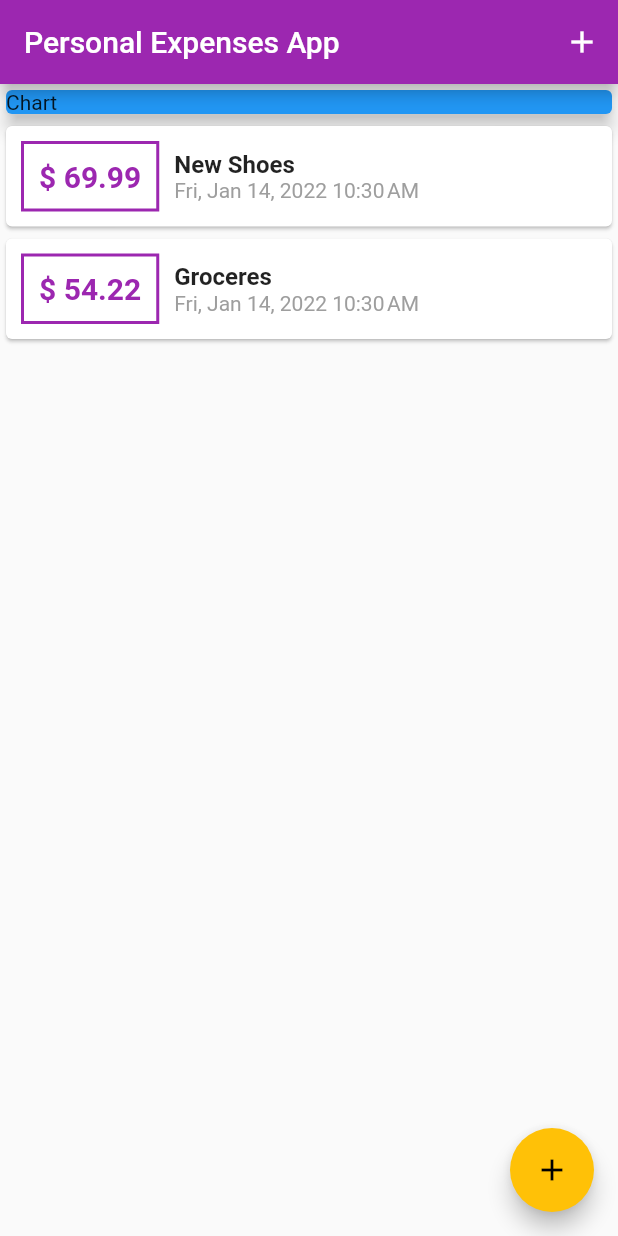
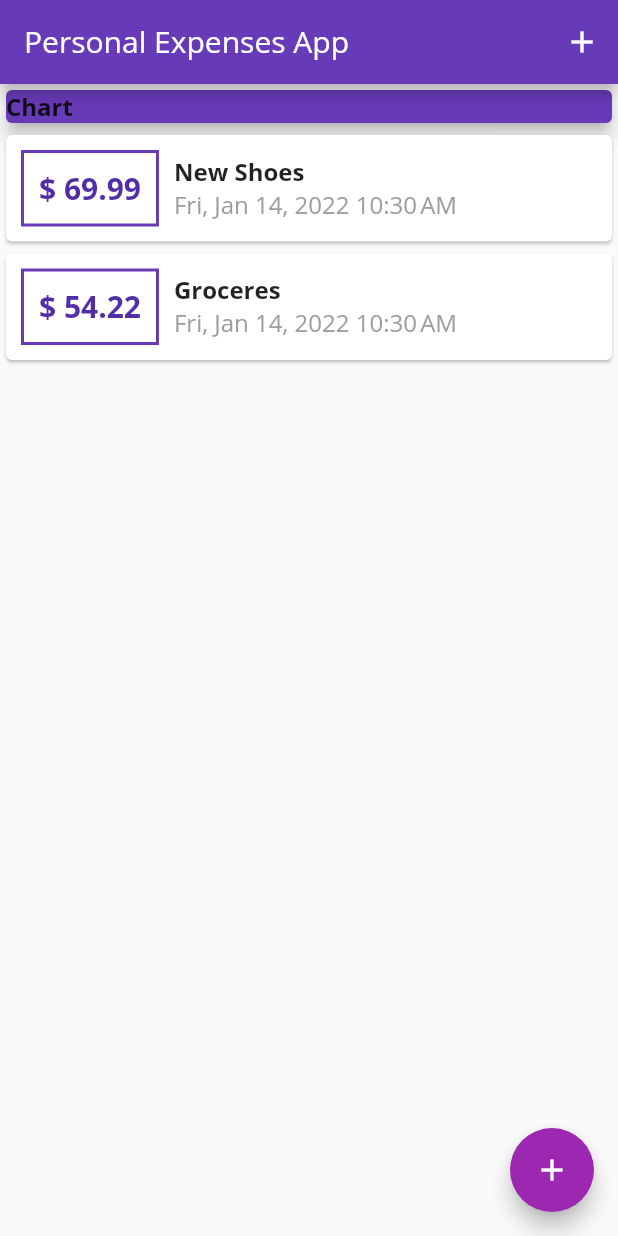
Before and after one commit to sharathbennur/personal_expenses_app, a Flutter app: the screen it shows after launch, on a phone screen of 412 x 824 dp. Run offline on Flutter 3.47's test engine with Material 2 defaults, Android fonts, the phone set to English and light mode, and no system bars.

Commit message:
started using themes both for the appbar and text, also using custom fonts

```diff
--- a/lib/main.dart
+++ b/lib/main.dart
@@ -15,8 +15,17 @@ class MyApp extends StatelessWidget {
     return MaterialApp(
       title: 'Personal Expenses',
       theme: ThemeData(
-        primarySwatch: Colors.purple,
-        accentColor: Colors.amber,
+        primarySwatch: Colors.deepPurple,
+        accentColor: Colors.purple,
+        fontFamily: 'QuickSand',
+        textTheme: ThemeData.light().textTheme.copyWith(
+                bodyText2: const TextStyle(
+              fontFamily: 'OpenSans',
+              fontWeight: FontWeight.bold,
+              fontSize: 16,
+            )),
+        appBarTheme: const AppBarTheme(
+            titleTextStyle: TextStyle(fontFamily: 'OpenSans', fontSize: 20)),
       ),
       home: MyHomePage(),
     );
@@ -74,7 +83,10 @@ class _MyHomePageState extends State<MyHomePage> {
   Widget build(BuildContext context) {
     return Scaffold(
       appBar: AppBar(
-        title: const Text('Personal Expenses App'),
+        title: const Text(
+          'Personal Expenses App',
+          style: TextStyle(fontFamily: 'OpenSans'),
+        ),
         actions: <Widget>[
           IconButton(
             icon: Icon(Icons.add),
@@ -89,10 +101,10 @@ class _MyHomePageState extends State<MyHomePage> {
           children: <Widget>[
             Container(
               width: double.infinity,
-              child: const Card(
-                child: Text('Chart'),
+              child: Card(
+                child: const Text('Chart'),
                 elevation: 5,
-                color: Colors.blue,
+                color: Theme.of(context).primaryColor,
               ),
             ),
             TransactionList(_userTransactions),
--- a/lib/widgets/new_transaction.dart
+++ b/lib/widgets/new_transaction.dart
@@ -57,7 +57,6 @@ class _NewTransactionState extends State<NewTransaction> {
               onPressed: submitTx,
               child: const Text(
                 'Add Transaction',
-                style: TextStyle(color: Colors.purple),
               ),
             )
           ],
--- a/lib/widgets/transaction_list.dart
+++ b/lib/widgets/transaction_list.dart
@@ -23,23 +23,21 @@ class TransactionList extends StatelessWidget {
                       const EdgeInsets.symmetric(vertical: 10, horizontal: 10),
                   child: Text(
                     '\$ ${transactions[index].amount.toStringAsFixed(2)}',
-                    style: const TextStyle(
+                    style: TextStyle(
                       fontWeight: FontWeight.bold,
                       fontSize: 20,
-                      color: Colors.purple,
+                      color: Theme.of(context).primaryColorDark,
                     ),
                   ),
                   decoration: BoxDecoration(
-                      border: Border.all(color: Colors.purple, width: 2)),
+                      border: Border.all(
+                          color: Theme.of(context).primaryColor, width: 2)),
                 ),
                 Column(
                   children: <Widget>[
                     Text(
                       transactions[index].title,
-                      style: const TextStyle(
-                        fontWeight: FontWeight.bold,
-                        fontSize: 16,
-                      ),
+                      style: Theme.of(context).textTheme.bodyText2,
                     ),
                     Text(
                       DateFormat.yMMMEd()
@@ -47,6 +45,7 @@ class TransactionList extends StatelessWidget {
                           .format(transactions[index].transactionDate),
                       style: const TextStyle(
                         color: Colors.grey,
+                        fontWeight: FontWeight.normal,
                       ),
                     )
                   ],
```
Also changed, not shown: pubspec.yaml (+16 -11 lines), assets/fonts/OpenSans-Bold.ttf (added), assets/fonts/OpenSans-Regular.ttf (added), assets/fonts/Quicksand-Bold.ttf (added), assets/fonts/Quicksand-Light.ttf (added), assets/fonts/Quicksand-Medium.ttf (added), assets/fonts/Quicksand-Regular.ttf (added).
